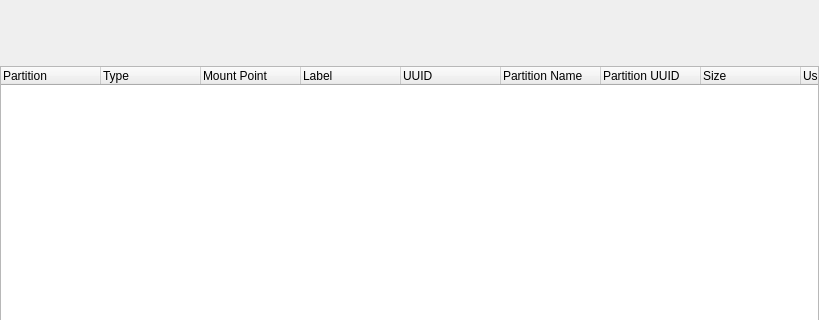
KDE/partitionmanager, file src/gui/partitionmanagerwidgetbase.ui: the form before one commit; both pictures show x 0 to 819 and y 0 to 320 of the 819 by 531 pixel window.
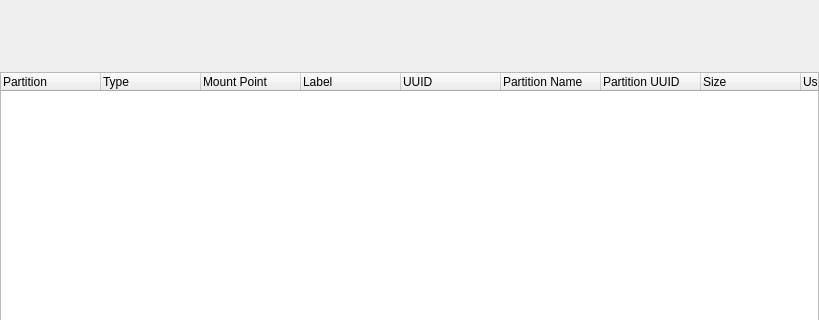
The form after the commit. Custom widgets are drawn as their Qt base class.

Commit message:
Improve spacing and other minor visual changes
- Add standard spacing in the part table widget in all directions.
  Previously this was only on the bottom.
- Increase min height of the part table widget
- Use KMessageWidget::Position::Header
- Ensure main list view has a top border with new breeze

```diff
--- a/src/gui/partitionmanagerwidgetbase.ui
+++ b/src/gui/partitionmanagerwidgetbase.ui
@@ -23,6 +23,9 @@
    <property name="margin">
     <number>0</number>
    </property>
+   <property name="spacing">
+    <number>0</number>
+   </property>
    <item>
     <widget class="PartTableWidget" name="m_PartTableWidget" native="true">
      <property name="sizePolicy">
@@ -34,13 +37,13 @@
      <property name="minimumSize">
       <size>
        <width>0</width>
-       <height>60</height>
+       <height>72</height>
       </size>
      </property>
      <property name="maximumSize">
       <size>
        <width>16777215</width>
-       <height>74</height>
+       <height>80</height>
       </size>
      </property>
      <property name="contextMenuPolicy">
```
The commit also changes 5 other files.
